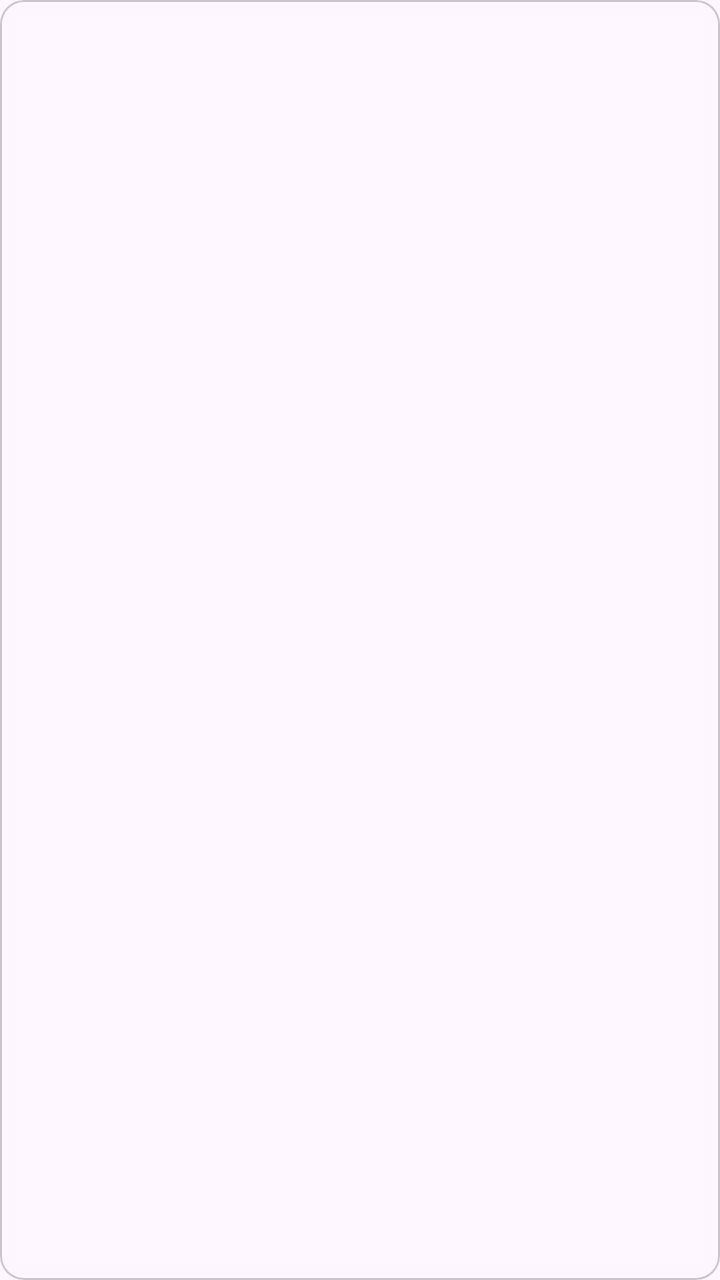
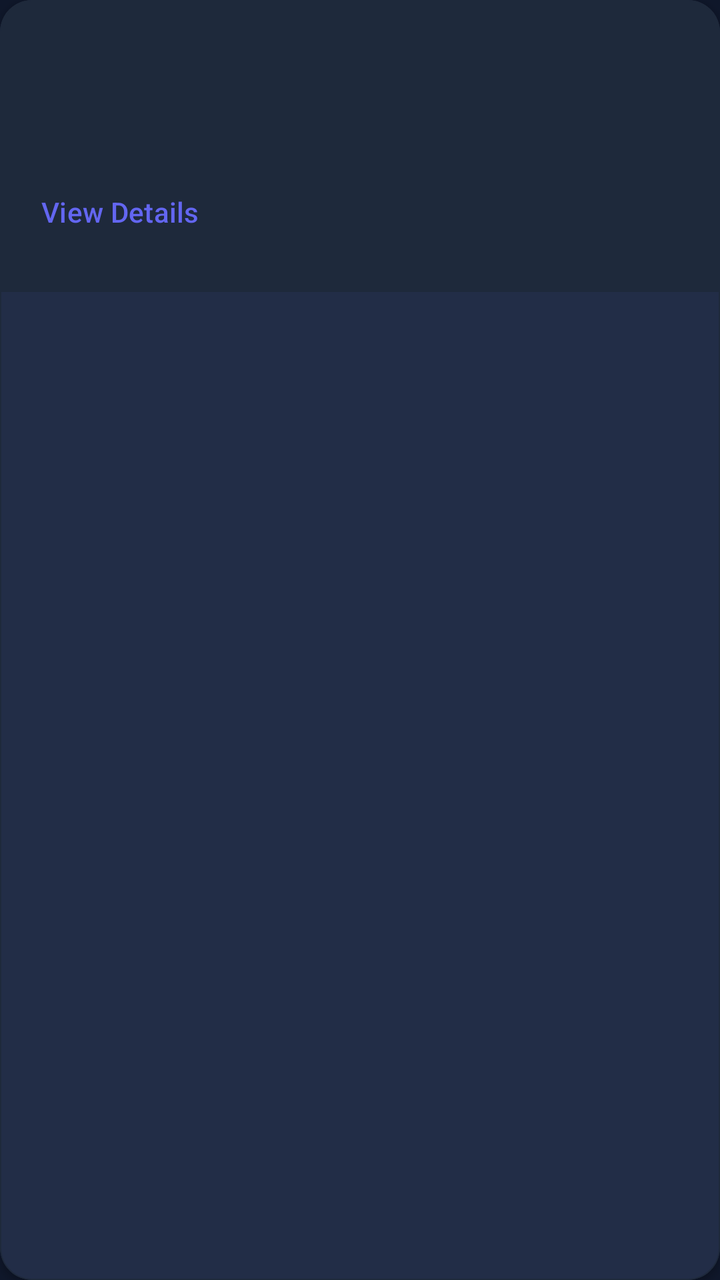

Screens rendered from an Android XML layout before and after an edit, with the pre-edit source and the edit as a unified diff.
<!-- AndroidManifest.xml: application theme Theme.SmartPantryManager -->
<!-- res/layout/item_recipe.xml -->
<?xml version="1.0" encoding="utf-8"?>
<com.google.android.material.card.MaterialCardView xmlns:android="http://schemas.android.com/apk/res/android"
    android:layout_width="match_parent"
    android:layout_height="wrap_content"
    android:layout_margin="8dp">

    <LinearLayout
        android:layout_width="match_parent"
        android:layout_height="wrap_content"
        android:orientation="vertical"
        android:padding="16dp">

        <TextView
            android:id="@+id/txtRecipeName"
            android:layout_width="wrap_content"
            android:layout_height="wrap_content"
            android:textSize="16sp"
            android:textStyle="bold" />

        <TextView
            android:id="@+id/txtRecipeCount"
            android:layout_width="wrap_content"
            android:layout_height="wrap_content"
            android:layout_marginTop="4dp" />

    </LinearLayout>
</com.google.android.material.card.MaterialCardView>
<!-- resources referenced by this layout -->
<resources>
  <style name="Theme.SmartPantryManager" parent="Base.Theme.SmartPantryManager" />
  <style name="Base.Theme.SmartPantryManager" parent="Theme.Material3.DayNight.NoActionBar">
          
          
      </style>
</resources>

<!-- the commit's change to res/layout/item_recipe.xml (unified diff, before → after) -->
@@ -1,27 +1,53 @@
 <?xml version="1.0" encoding="utf-8"?>
-<com.google.android.material.card.MaterialCardView xmlns:android="http://schemas.android.com/apk/res/android"
+<com.google.android.material.card.MaterialCardView
+    xmlns:android="http://schemas.android.com/apk/res/android"
+    xmlns:app="http://schemas.android.com/apk/res-auto"
     android:layout_width="match_parent"
     android:layout_height="wrap_content"
-    android:layout_margin="8dp">
+    android:layout_marginHorizontal="12dp"
+    android:layout_marginVertical="6dp"
+    app:cardElevation="2dp"
+    app:cardCornerRadius="16dp"
+    app:strokeWidth="0.5dp"
+    app:strokeColor="@color/surface_soft_charcoal">
 
-    <LinearLayout
+    <androidx.constraintlayout.widget.ConstraintLayout
         android:layout_width="match_parent"
         android:layout_height="wrap_content"
-        android:orientation="vertical"
-        android:padding="16dp">
+        android:padding="16dp"
+        android:background="@color/surface_soft_charcoal">
 
         <TextView
             android:id="@+id/txtRecipeName"
-            android:layout_width="wrap_content"
+            android:layout_width="0dp"
             android:layout_height="wrap_content"
-            android:textSize="16sp"
-            android:textStyle="bold" />
+            android:textAppearance="@style/AppTitleMedium"
+            android:textColor="@color/text_high_contrast"
+            app:layout_constraintTop_toTopOf="parent"
+            app:layout_constraintStart_toStartOf="parent"
+            app:layout_constraintEnd_toEndOf="parent" />
 
         <TextView
             android:id="@+id/txtRecipeCount"
+            android:layout_width="0dp"
+            android:layout_height="wrap_content"
+            android:layout_marginTop="8dp"
+            android:textAppearance="@style/AppBodyLarge"
+            android:textColor="@color/accent_indigo"
+            app:layout_constraintTop_toBottomOf="@id/txtRecipeName"
+            app:layout_constraintStart_toStartOf="parent"
+            app:layout_constraintEnd_toEndOf="parent" />
+
+        <com.google.android.material.button.MaterialButton
             android:layout_width="wrap_content"
             android:layout_height="wrap_content"
-            android:layout_marginTop="4dp" />
+            android:layout_marginTop="12dp"
+            android:text="View Details"
+            style="@style/Widget.Material3.Button.TextButton"
+            android:padding="0dp"
+            android:textColor="@color/accent_indigo"
+            app:layout_constraintTop_toBottomOf="@id/txtRecipeCount"
+            app:layout_constraintStart_toStartOf="parent" />
 
-    </LinearLayout>
+    </androidx.constraintlayout.widget.ConstraintLayout>
 </com.google.android.material.card.MaterialCardView>
<!-- resource entries referenced after the edit -->
@@ -1,9 +1,81 @@
 <!-- resources referenced by this layout -->
 <resources>
+  <color name="accent_indigo">#6366F1</color>
+  <color name="surface_soft_charcoal">#1E293B</color>
+  <color name="text_high_contrast">#F8FAFC</color>
+  <style name="AppBodyLarge">
+          <item name="android:textColor">@color/text_medium_contrast</item>
+          <item name="android:textSize">16sp</item>
+      </style>
+  <style name="AppTitleMedium">
+          <item name="android:textColor">@color/text_high_contrast</item>
+          <item name="android:textSize">18sp</item>
+          <item name="android:fontFamily">sans-serif-medium</item>
+      </style>
   <style name="Theme.SmartPantryManager" parent="Base.Theme.SmartPantryManager" />
-  <style name="Base.Theme.SmartPantryManager" parent="Theme.Material3.DayNight.NoActionBar">
+  <color name="text_medium_contrast">#94A3B8</color>
+  <style name="Base.Theme.SmartPantryManager" parent="Theme.Material3.Dark.NoActionBar">
           
+          <item name="colorPrimary">@color/accent_indigo</item>
+          <item name="colorOnPrimary">@color/white</item>
+          <item name="colorPrimaryContainer">@color/accent_indigo_variant</item>
+          <item name="colorOnPrimaryContainer">@color/white</item>
+  
           
+          <item name="colorSecondary">@color/text_medium_contrast</item>
+          <item name="colorOnSecondary">@color/bg_deep_slate</item>
+  
+          
+          <item name="android:statusBarColor">@color/bg_deep_slate</item>
+          <item name="android:windowLightStatusBar">false</item>
+  
+          
+          <item name="android:windowBackground">@color/bg_deep_slate</item>
+          <item name="colorSurface">@color/surface_soft_charcoal</item>
+          <item name="colorOnSurface">@color/text_high_contrast</item>
+          <item name="colorSurfaceVariant">@color/surface_soft_charcoal</item>
+          <item name="colorOnSurfaceVariant">@color/text_medium_contrast</item>
+  
+          
+          <item name="textAppearanceHeadlineLarge">@style/AppHeadlineLarge</item>
+          <item name="textAppearanceTitleMedium">@style/AppTitleMedium</item>
+          <item name="textAppearanceBodyLarge">@style/AppBodyLarge</item>
+  
+          
+          <item name="materialCardViewStyle">@style/AppCardStyle</item>
+          <item name="textInputStyle">@style/AppTextInputStyle</item>
+          <item name="bottomNavigationStyle">@style/AppBottomNavStyle</item>
       </style>
+  <color name="white">#FFFFFF</color>
+  <color name="accent_indigo_variant">#4F46E5</color>
+  <color name="bg_deep_slate">#0F172A</color>
+  <style name="AppHeadlineLarge">
+          <item name="android:textColor">@color/text_high_contrast</item>
+          <item name="android:textSize">32sp</item>
+          <item name="android:fontFamily">sans-serif-medium</item>
+      </style>
+  <style name="AppCardStyle" parent="Widget.Material3.CardView.Elevated">
+          <item name="cardBackgroundColor">@color/surface_soft_charcoal</item>
+          <item name="cardCornerRadius">16dp</item>
+          <item name="cardElevation">2dp</item>
+          <item name="strokeColor">@color/accent_indigo</item>
+          <item name="strokeWidth">0.5dp</item>
+      </style>
+  <style name="AppTextInputStyle" parent="Widget.Material3.TextInputLayout.OutlinedBox">
+          <item name="boxStrokeColor">@color/accent_indigo</item>
+          <item name="boxCornerRadiusTopStart">12dp</item>
+          <item name="boxCornerRadiusTopEnd">12dp</item>
+          <item name="boxCornerRadiusBottomStart">12dp</item>
+          <item name="boxCornerRadiusBottomEnd">12dp</item>
+          <item name="hintTextColor">@color/text_medium_contrast</item>
+          <item name="android:textColorHint">@color/text_low_contrast</item>
+      </style>
+  <style name="AppBottomNavStyle" parent="Widget.Material3.BottomNavigationView">
+          <item name="backgroundTint">@color/surface_soft_charcoal</item>
+          <item name="itemIconTint">@color/nav_item_tint</item>
+          <item name="itemTextColor">@color/nav_item_tint</item>
+          <item name="itemRippleColor">@color/accent_indigo</item>
+      </style>
+  <color name="text_low_contrast">#64748B</color>
 </resources>
 
